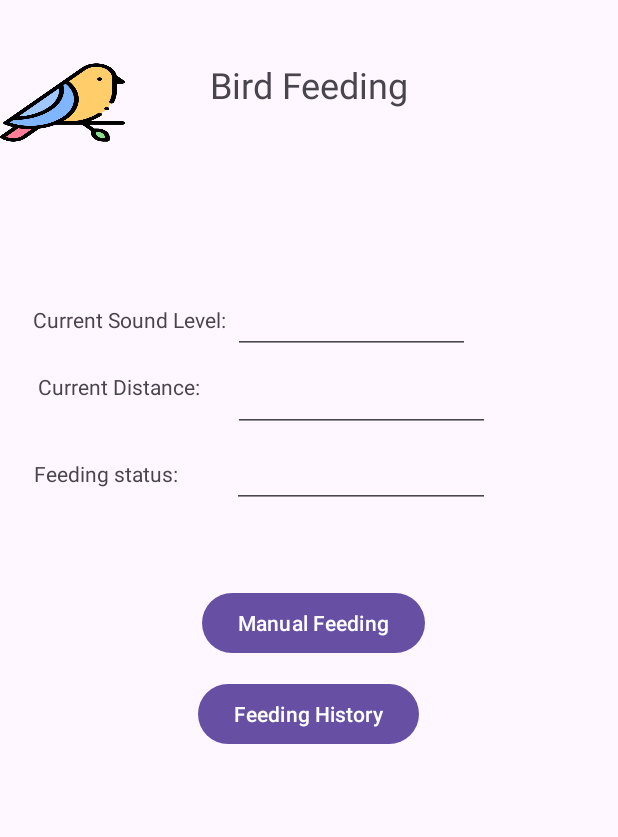
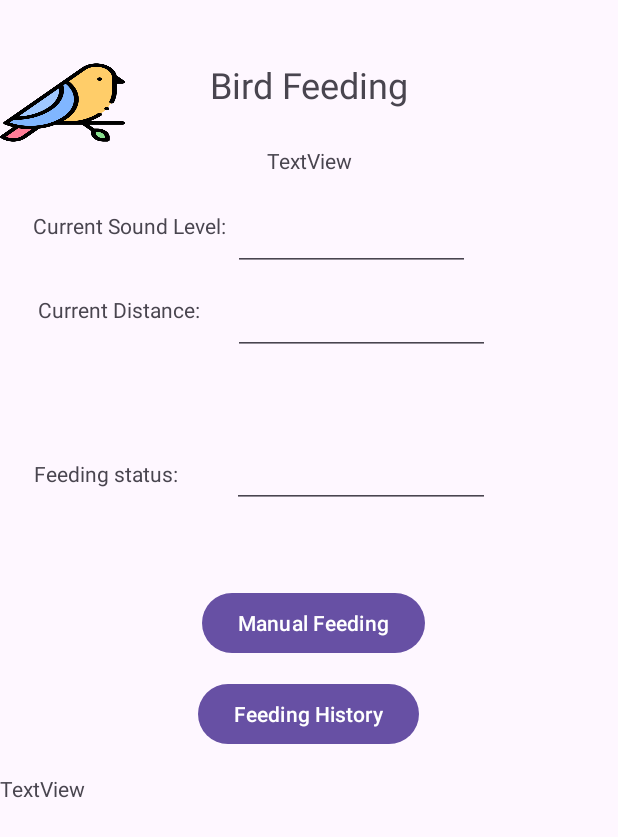
Before and after one commit to desmondcarot/IOTSmartGarden, an Android app: the BirdFeed screen opened directly, with no data from a screen before it, on a phone screen of 412 x 824 dp. Shown: the top 837 px of the screen. Run offline under Robolectric (Android 15) with nearby library versions, the phone set to English and light mode, and no system bars; our stand-ins replace Firebase (no records; nobody signed in at launch, a user with empty details on screens opened directly); 4 statements that could not run were skipped.

Commit message:
Added Bird Module Function

```diff
--- a/app/src/main/AndroidManifest.xml
+++ b/app/src/main/AndroidManifest.xml
@@ -30,7 +30,7 @@
             android:name=".Light"
             android:exported="false" />
         <activity
-            android:name=".BirdFeed"
+            android:name=".BirdModule.BirdFeed"
             android:exported="false" />
         <activity
             android:name=".AquariumModule.Aquarium"
--- a/app/src/main/java/com/edu/tarc/iotproject/BirdFeed.kt
+++ /dev/null
@@ -1,20 +0,0 @@
-package com.edu.tarc.iotproject
-
-import android.os.Bundle
-import androidx.activity.enableEdgeToEdge
-import androidx.appcompat.app.AppCompatActivity
-import androidx.core.view.ViewCompat
-import androidx.core.view.WindowInsetsCompat
-
-class BirdFeed : AppCompatActivity() {
-    override fun onCreate(savedInstanceState: Bundle?) {
-        super.onCreate(savedInstanceState)
-        enableEdgeToEdge()
-        setContentView(R.layout.activity_bird_feed)
-        ViewCompat.setOnApplyWindowInsetsListener(findViewById(R.id.main)) { v, insets ->
-            val systemBars = insets.getInsets(WindowInsetsCompat.Type.systemBars())
-            v.setPadding(systemBars.left, systemBars.top, systemBars.right, systemBars.bottom)
-            insets
-        }
-    }
-}
--- /dev/null
+++ b/app/src/main/java/com/edu/tarc/iotproject/BirdModule/BirdFeed.kt
@@ -0,0 +1,116 @@
+package com.edu.tarc.iotproject.BirdModule
+
+import android.os.Bundle
+import android.util.Log
+import android.widget.Toast
+import androidx.activity.enableEdgeToEdge
+import androidx.appcompat.app.AppCompatActivity
+import androidx.core.view.ViewCompat
+import androidx.core.view.WindowInsetsCompat
+import com.edu.tarc.iotproject.R
+import com.edu.tarc.iotproject.databinding.ActivityBirdFeedBinding
+import com.google.firebase.Firebase
+import com.google.firebase.database.DataSnapshot
+import com.google.firebase.database.DatabaseError
+import com.google.firebase.database.ValueEventListener
+import com.google.firebase.database.database
+import java.text.SimpleDateFormat
+
+class BirdFeed : AppCompatActivity() {
+    private lateinit var binding: ActivityBirdFeedBinding
+    override fun onCreate(savedInstanceState: Bundle?) {
+        super.onCreate(savedInstanceState)
+        binding = ActivityBirdFeedBinding.inflate(layoutInflater)
+        enableEdgeToEdge()
+        setContentView(binding.root)
+        ViewCompat.setOnApplyWindowInsetsListener(findViewById(R.id.main)) { v, insets ->
+            val systemBars = insets.getInsets(WindowInsetsCompat.Type.systemBars())
+            v.setPadding(systemBars.left, systemBars.top, systemBars.right, systemBars.bottom)
+            insets
+        }
+
+        val dateFormat = SimpleDateFormat("dd-MM-yyyy HH:mm:ss")
+
+        var db = Firebase.database.getReference()
+        var BirdModule = db.child("Bird Module")
+
+        BirdModule.addValueEventListener(object: ValueEventListener {
+            override fun onDataChange(snapshot: DataSnapshot) {
+                val birdEvents = mutableListOf<BirdEvent>()
+                if (snapshot == null){
+                    Toast.makeText(this@BirdFeed, "Data Has not been initialized in database", Toast.LENGTH_SHORT).show()
+                    return
+                }
+                for (childSnapshot in snapshot.children) {
+                    val birdEvent = childSnapshot.getValue(BirdEvent::class.java)
+                    birdEvents.add(birdEvent!!)
+
+                    Log.d("BIrd Event", birdEvent.distance.toString())
+                }
+
+                val latestEntry = birdEvents.maxByOrNull {
+                    dateFormat.parse(it.timestamp)
+                }
+
+                binding.txtdistance.setText(latestEntry!!.distance.toString() + "cm")
+                binding.txtsoundLevel.setText(latestEntry!!.sound_level.toString()+"dB")
+                binding.txtStatus.setText(latestEntry!!.event)
+                binding.txtCurrentTime.setText(latestEntry.timestamp)
+
+            }
+            override fun onCancelled(error: DatabaseError) {
+                TODO("Not yet implemented")
+            }
+        })
+
+
+        binding.ManualFeeding.setOnClickListener{
+            db.child("BirdModuleConfig").setValue(true)
+
+            Toast.makeText(this, "Feeding Bird", Toast.LENGTH_SHORT).show()
+        }
+
+        binding.FeedingHistory.setOnClickListener {
+            BirdModule.addValueEventListener(object: ValueEventListener {
+                override fun onDataChange(snapshot: DataSnapshot) {
+                    val birdList = StringBuilder()
+                    if (snapshot == null) {
+                        Toast.makeText(
+                            this@BirdFeed,
+                            "Data Has not been initialized in database",
+                            Toast.LENGTH_SHORT
+                        ).show()
+                        return
+                    }
+                    var x = 1
+                    for (childSnapshot in snapshot.children) {
+                        val birdEvent = childSnapshot.getValue(BirdEvent::class.java)!!
+                        birdList.append(String.format("%d) Time: %s, sound level: %d, distance: %d, event: %s\n\n",
+                            x,
+                            birdEvent.timestamp,
+                            birdEvent.sound_level,
+                            birdEvent.distance,
+                            birdEvent.event))
+                        Log.d("BIrd Event", birdEvent.distance.toString())
+                        x++
+                    }
+
+                    binding.txtHistoryList.text = birdList
+                }
+
+                override fun onCancelled(error: DatabaseError) {
+                    TODO("Not yet implemented")
+                }
+            }
+            )
+        }
+    }
+
+    data class BirdEvent (
+        val timestamp: String,
+        val event: String,
+        val sound_level: Int,
+        val distance: Int,
+    ){  constructor() : this("", "", 2, 1)
+    }
+}
--- a/app/src/main/java/com/edu/tarc/iotproject/MainActivity.kt
+++ b/app/src/main/java/com/edu/tarc/iotproject/MainActivity.kt
@@ -7,6 +7,7 @@ import androidx.appcompat.app.AppCompatActivity
 import androidx.core.view.ViewCompat
 import androidx.core.view.WindowInsetsCompat
 import com.edu.tarc.iotproject.AquariumModule.Aquarium
+import com.edu.tarc.iotproject.BirdModule.BirdFeed
 import com.edu.tarc.iotproject.databinding.ActivityMainBinding
 import com.google.firebase.FirebaseApp
 
--- a/app/src/main/res/layout/activity_bird_feed.xml
+++ b/app/src/main/res/layout/activity_bird_feed.xml
@@ -5,7 +5,7 @@
     android:id="@+id/main"
     android:layout_width="match_parent"
     android:layout_height="match_parent"
-    tools:context=".BirdFeed">
+    tools:context=".BirdModule.BirdFeed">
 
     <ImageView
         android:id="@+id/btnSmartBirdFeed"
@@ -51,34 +51,34 @@
         android:layout_width="134dp"
         android:layout_height="32dp"
         android:layout_marginStart="21dp"
-        android:layout_marginTop="203dp"
         android:layout_marginEnd="256dp"
         android:text="Current Sound Level: "
+        app:layout_constraintBottom_toBottomOf="@+id/txtsoundLevel"
         app:layout_constraintEnd_toEndOf="parent"
         app:layout_constraintStart_toStartOf="parent"
-        app:layout_constraintTop_toTopOf="parent" />
+        app:layout_constraintTop_toTopOf="@+id/txtsoundLevel" />
 
     <EditText
-        android:id="@+id/distance"
+        android:id="@+id/txtdistance"
         android:layout_width="171dp"
         android:layout_height="40dp"
         android:layout_marginStart="155dp"
-        android:layout_marginTop="248dp"
+        android:layout_marginTop="16dp"
         android:ems="10"
         android:inputType="text"
         app:layout_constraintStart_toStartOf="parent"
-        app:layout_constraintTop_toTopOf="parent" />
+        app:layout_constraintTop_toBottomOf="@+id/txtsoundLevel" />
 
     <EditText
-        android:id="@+id/soundLevel"
+        android:id="@+id/txtsoundLevel"
         android:layout_width="158dp"
-        android:layout_height="34dp"
+        android:layout_height="48dp"
         android:layout_marginStart="155dp"
-        android:layout_marginTop="202dp"
+        android:layout_marginTop="16dp"
         android:ems="10"
         android:inputType="text"
         app:layout_constraintStart_toStartOf="parent"
-        app:layout_constraintTop_toTopOf="parent" />
+        app:layout_constraintTop_toBottomOf="@+id/txtCurrentTime" />
 
     <TextView
         android:id="@+id/FeedingStatus"
@@ -92,7 +92,7 @@
         app:layout_constraintStart_toStartOf="parent" />
 
     <EditText
-        android:id="@+id/status"
+        android:id="@+id/txtStatus"
         android:layout_width="172dp"
         android:layout_height="41dp"
         android:layout_marginTop="297dp"
@@ -117,13 +117,12 @@
         android:layout_width="128dp"
         android:layout_height="42dp"
         android:layout_marginStart="25dp"
-        android:layout_marginTop="248dp"
         android:layout_marginEnd="258dp"
         android:text="Current Distance:"
         app:layout_constraintEnd_toEndOf="parent"
         app:layout_constraintHorizontal_bias="0.0"
         app:layout_constraintStart_toStartOf="parent"
-        app:layout_constraintTop_toTopOf="parent" />
+        app:layout_constraintTop_toTopOf="@+id/txtdistance" />
 
     <Button
         android:id="@+id/FeedingHistory"
@@ -135,4 +134,24 @@
         app:layout_constraintStart_toStartOf="parent"
         app:layout_constraintTop_toTopOf="parent" />
 
+    <TextView
+        android:id="@+id/txtCurrentTime"
+        android:layout_width="wrap_content"
+        android:layout_height="wrap_content"
+        android:layout_marginTop="1dp"
+        android:text="TextView"
+        app:layout_constraintEnd_toEndOf="@+id/MainTitle"
+        app:layout_constraintStart_toStartOf="@+id/MainTitle"
+        app:layout_constraintTop_toBottomOf="@+id/MainTitle" />
+
+    <TextView
+        android:id="@+id/txtHistoryList"
+        android:layout_width="match_parent"
+        android:layout_height="wrap_content"
+        android:layout_marginTop="16dp"
+        android:text="TextView"
+        app:layout_constraintEnd_toEndOf="parent"
+        app:layout_constraintStart_toStartOf="parent"
+        app:layout_constraintTop_toBottomOf="@+id/FeedingHistory" />
+
 </androidx.constraintlayout.widget.ConstraintLayout>
```
